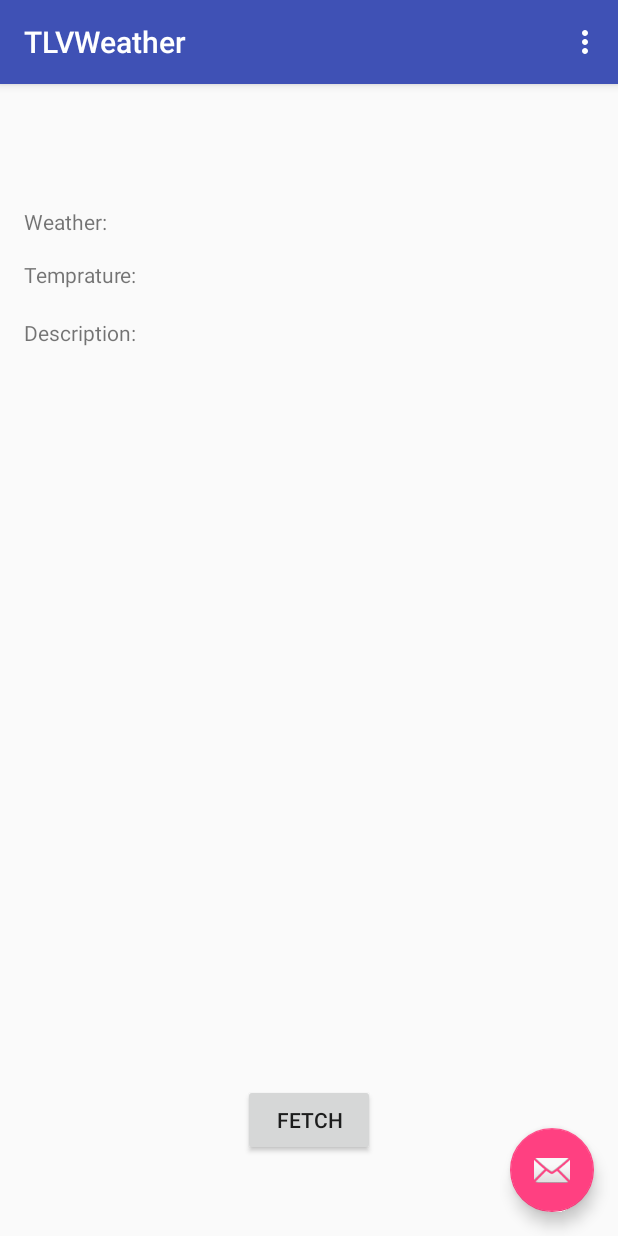
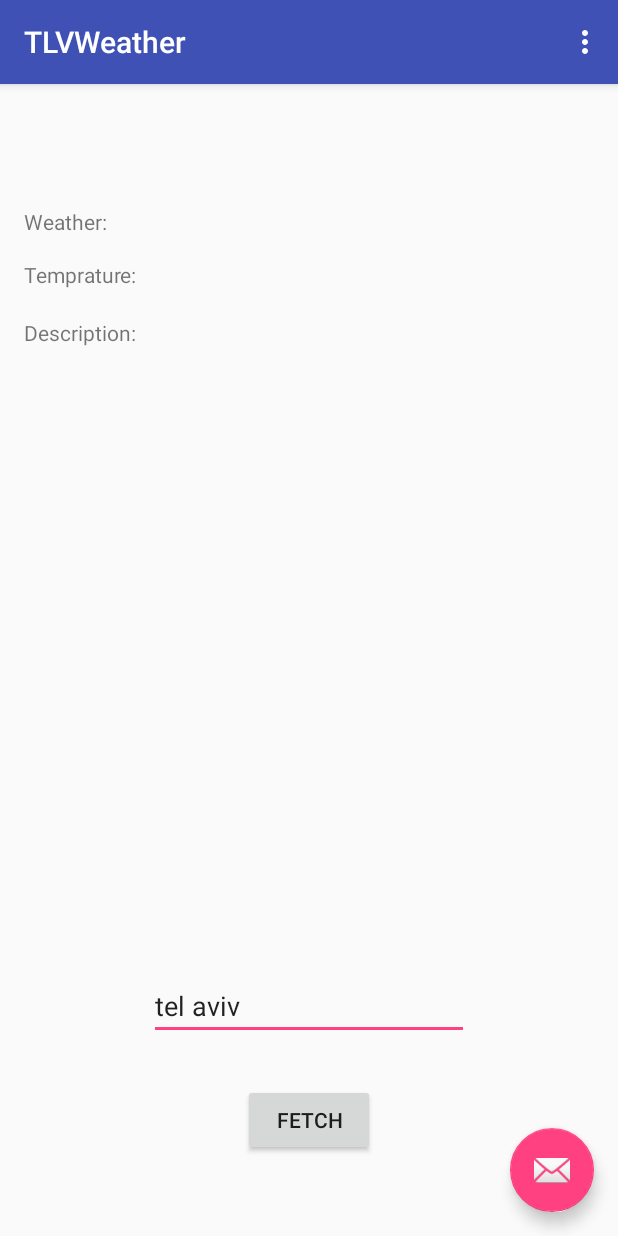
Before and after one commit to danielshir/MiLabNode_DEPRECATED, an Android app: the screen it shows after launch (MainActivity), after a tap on "FETCH", on a phone screen of 412 x 824 dp. Run offline under Robolectric (Android 15) with nearby library versions, the phone set to English and light mode, and no system bars; our stand-ins replace Volley; network calls fail.

```diff
--- a/weather/client/TLVWeather/app/src/main/java/com/example/dshir/tlvweather/MainActivity.java
+++ b/weather/client/TLVWeather/app/src/main/java/com/example/dshir/tlvweather/MainActivity.java
@@ -9,6 +9,7 @@ import android.support.v7.widget.Toolbar;
 import android.view.View;
 import android.view.Menu;
 import android.view.MenuItem;
+import android.widget.EditText;
 import android.widget.TextView;
 import android.widget.Toast;
 
@@ -55,11 +56,12 @@ public class MainActivity extends AppCompatActivity {
 
 	public void fetchWeather(final View view) {
 		final WeatherFetcher fetcher = new WeatherFetcher(view.getContext());
+		final String city = ((EditText)findViewById(R.id.edit_city)).getText().toString();
 		final ProgressDialog progressDialog = new ProgressDialog(this);
 		progressDialog.setMessage("Fetching weather...");
 		progressDialog.show();
 
-		fetcher.dispatchRequest(new WeatherFetcher.WeatherResponseListener() {
+		fetcher.dispatchRequest(city, new WeatherFetcher.WeatherResponseListener() {
 			@Override
 			public void onResponse(WeatherFetcher.WeatherResponse response) {
 				progressDialog.hide();
--- a/weather/client/TLVWeather/app/src/main/java/com/example/dshir/tlvweather/WeatherFetcher.java
+++ b/weather/client/TLVWeather/app/src/main/java/com/example/dshir/tlvweather/WeatherFetcher.java
@@ -49,8 +49,14 @@ public class WeatherFetcher {
 		return new WeatherResponse(true, null, 0, null, 0, 0, null);
 	}
 
-	public void dispatchRequest(final WeatherResponseListener listener) {
-		JsonObjectRequest req = new JsonObjectRequest(Request.Method.GET, REQUEST_URL, null,
+	public void dispatchRequest(final String city, final WeatherResponseListener listener) {
+		JSONObject requestObject = new JSONObject();
+		try {
+			requestObject.put("city", city);
+		}
+		catch (JSONException e) {}
+
+		JsonObjectRequest req = new JsonObjectRequest(Request.Method.POST, REQUEST_URL, requestObject,
 				new Response.Listener<JSONObject>() {
 			@Override
 			public void onResponse(JSONObject response) {
--- a/weather/client/TLVWeather/app/src/main/res/layout/fragment_main.xml
+++ b/weather/client/TLVWeather/app/src/main/res/layout/fragment_main.xml
@@ -76,4 +76,16 @@
         android:layout_alignLeft="@+id/text_temprature"
         android:layout_alignStart="@+id/text_temprature"
         android:id="@+id/text_description"/>
+
+    <EditText
+        android:layout_width="wrap_content"
+        android:layout_height="wrap_content"
+        android:inputType="textPersonName"
+        android:text="tel aviv"
+        android:ems="10"
+        android:layout_above="@+id/fetch_button"
+        android:layout_centerHorizontal="true"
+        android:layout_marginBottom="29dp"
+        android:id="@+id/edit_city"/>
+
 </RelativeLayout>
```
